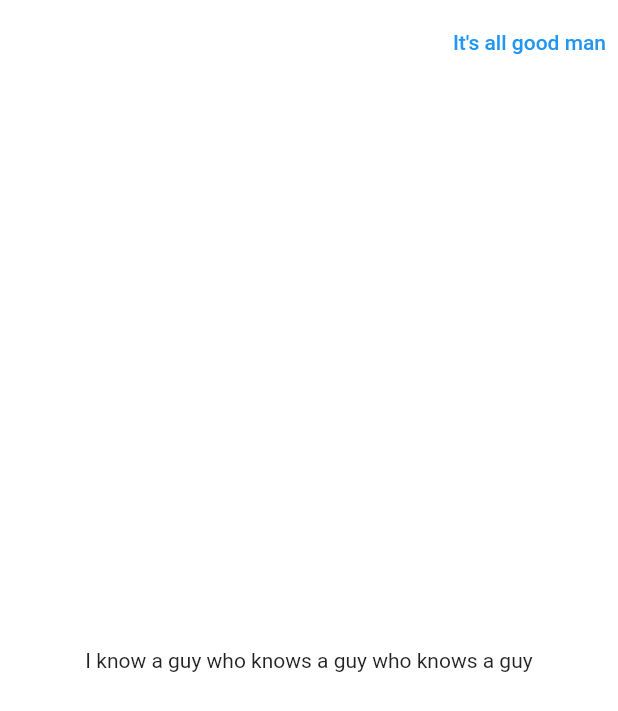
After one commit to subhash-kashyap/salamanca, a Flutter app: the Saul screen opened directly, on a phone screen of 412 x 824 dp. The commit adds this screen. Shown: the top 711 px of the screen. Run offline on Flutter 3.47's test engine with Material 2 defaults, Android fonts, the phone set to English and light mode, and no system bars; our stand-ins replace carousel_slider, just_audio, video_player.

Commit message:
saul page init

```diff
--- a/lib/main.dart
+++ b/lib/main.dart
@@ -1,6 +1,5 @@
 import 'package:flutter/material.dart';
-import 'package:salamanca/hector/hector.dart';
-import 'package:salamanca/dummy.dart';
+import 'package:salamanca/familia.dart';
 
 void main() {
   WidgetsFlutterBinding.ensureInitialized();
@@ -22,7 +21,7 @@ class _DingDingState extends State<DingDing> {
       title: 'BrBa',
       debugShowCheckedModeBanner: false,
       theme: ThemeData(scaffoldBackgroundColor: Colors.white),
-      home: MainWidget(),
+      home: VillianWidget(),
     );
   }
 }
--- /dev/null
+++ b/lib/saul/saul.dart
@@ -0,0 +1,34 @@
+import 'dart:developer';
+
+import 'package:flutter/material.dart';
+
+class Saul extends StatefulWidget {
+  const Saul({super.key});
+
+  @override
+  State<Saul> createState() => _SaulState();
+}
+
+class _SaulState extends State<Saul> {
+  @override
+  Widget build(BuildContext context) {
+    return Scaffold(
+      appBar: AppBar(
+        backgroundColor: Colors.transparent,
+        automaticallyImplyLeading: false,
+        elevation: 0.0,
+        actions: <Widget>[
+          TextButton(
+            child: Text("It's all good man"),
+            onPressed: () {
+              Navigator.of(context).pop();
+            },
+          ),
+        ],
+      ),
+      body: Center(
+        child: Text("I know a guy who knows a guy who knows a guy"),
+      ),
+    );
+  }
+}
```
Also changed, not shown: lib/familia.dart (renamed from lib/dummy.dart, +5 -3 lines).
